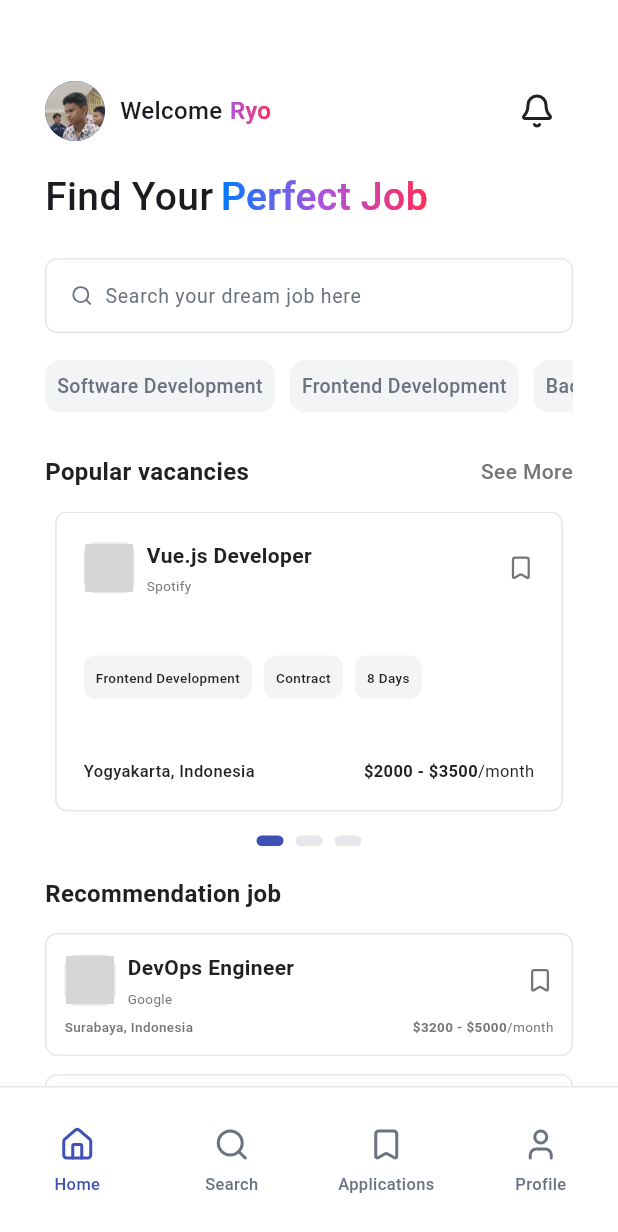
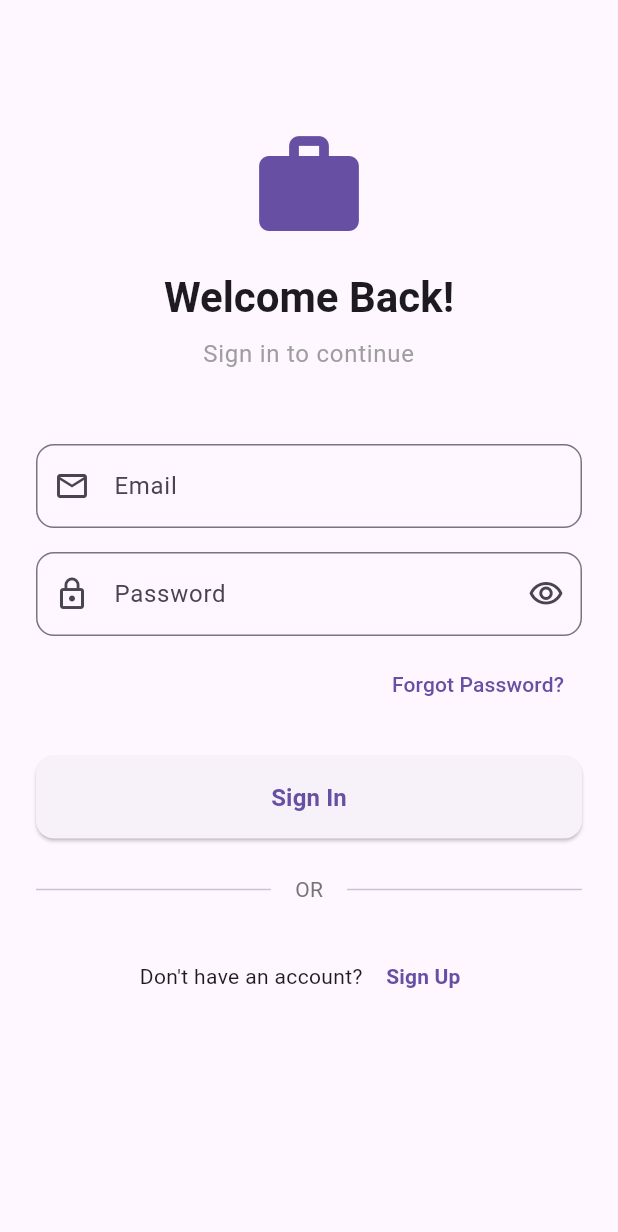
Before and after one commit to RyoHariyono/JobHub_JobSeeker_UKK, a Flutter app: the screen it shows after launch, on a phone screen of 412 x 824 dp. Shown: the top 1232 px of the screen. Run offline on Flutter 3.47's test engine with Material 3 defaults, Android fonts, the phone set to English and light mode, and no system bars; our stand-ins replace card_loading, file_picker, go_router, lucide_icons_flutter, supabase_flutter, toastification; missing offline and left inert: dashed_border; accounts and stored records are empty; grey boxes are pictures that could not be loaded.

Commit message:
feat: :sparkles: Auth create
Creating auth page and system

```diff
--- /dev/null
+++ b/lib/data/services/auth_service.dart
@@ -0,0 +1,98 @@
+import 'package:supabase_flutter/supabase_flutter.dart';
+
+class AuthService {
+  final SupabaseClient _supabase = Supabase.instance.client;
+
+  // Get current user
+  User? get currentUser => _supabase.auth.currentUser;
+
+  // Check if user is logged in
+  bool get isLoggedIn => currentUser != null;
+
+  // Get auth state stream
+  Stream<AuthState> get authStateChanges => _supabase.auth.onAuthStateChange;
+
+  // Sign up with email and password
+  Future<AuthResponse> signUp({
+    required String email,
+    required String password,
+    required String fullName,
+  }) async {
+    try {
+      // Sign up dengan auto confirm (bypass email verification untuk development)
+      final response = await _supabase.auth.signUp(
+        email: email,
+        password: password,
+        emailRedirectTo: null,
+        data: {'full_name': fullName},
+      );
+
+      // Wait a bit untuk auth session ter-setup
+      await Future.delayed(const Duration(milliseconds: 500));
+
+      // Create user profile in database (sekarang auth session sudah active)
+      if (response.user != null) {
+        try {
+          await _supabase.from('users').insert({
+            'id': response.user!.id,
+            'email': email,
+            'full_name': fullName,
+          });
+        } catch (dbError) {
+          // If profile creation fails, cleanup auth user
+          print('Profile creation error: $dbError');
+          // User sudah dibuat di auth, tapi profile gagal
+          // Biarkan saja, nanti bisa dibuat manual atau di sync
+        }
+      }
+
+      return response;
+    } catch (e) {
+      rethrow;
+    }
+  }
+
+  // Sign in with email and password
+  Future<AuthResponse> signIn({
+    required String email,
+    required String password,
+  }) async {
+    try {
+      return await _supabase.auth.signInWithPassword(
+        email: email,
+        password: password,
+      );
+    } catch (e) {
+      rethrow;
+    }
+  }
+
+  // Sign out
+  Future<void> signOut() async {
+    try {
+      await _supabase.auth.signOut();
+    } catch (e) {
+      rethrow;
+    }
+  }
+
+  // Reset password
+  Future<void> resetPassword(String email) async {
+    try {
+      await _supabase.auth.resetPasswordForEmail(email);
+    } catch (e) {
+      rethrow;
+    }
+  }
+
+  // Update password
+  Future<UserResponse> updatePassword(String newPassword) async {
+    try {
+      return await _supabase.auth.updateUser(
+        UserAttributes(password: newPassword),
+      );
+    } catch (e) {
+      rethrow;
+    }
+  }
+}
--- /dev/null
+++ b/lib/features/auth/login_page.dart
@@ -0,0 +1,231 @@
+import 'package:flutter/material.dart';
+import 'package:go_router/go_router.dart';
+import 'package:jobhub_jobseeker_ukk/data/services/auth_service.dart';
+
+class LoginPage extends StatefulWidget {
+  const LoginPage({super.key});
+
+  @override
+  State<LoginPage> createState() => _LoginPageState();
+}
+
+class _LoginPageState extends State<LoginPage> {
+  final _formKey = GlobalKey<FormState>();
+  final _emailController = TextEditingController();
+  final _passwordController = TextEditingController();
+  final AuthService _authService = AuthService();
+
+  bool _isLoading = false;
+  bool _obscurePassword = true;
+
+  @override
+  void dispose() {
+    _emailController.dispose();
+    _passwordController.dispose();
+    super.dispose();
+  }
+
+  Future<void> _handleLogin() async {
+    if (!_formKey.currentState!.validate()) return;
+
+    setState(() => _isLoading = true);
+
+    try {
+      await _authService.signIn(
+        email: _emailController.text.trim(),
+        password: _passwordController.text,
+      );
+
+      if (!mounted) return;
+
+      // Navigate to home
+      context.go('/');
+    } catch (e) {
+      if (!mounted) return;
+
+      ScaffoldMessenger.of(context).showSnackBar(
+        SnackBar(
+          content: Text('Login failed: ${e.toString()}'),
+          backgroundColor: Colors.red,
+        ),
+      );
+    } finally {
+      if (mounted) {
+        setState(() => _isLoading = false);
+      }
+    }
+  }
+
+  @override
+  Widget build(BuildContext context) {
+    return Scaffold(
+      body: SafeArea(
+        child: SingleChildScrollView(
+          padding: const EdgeInsets.all(24.0),
+          child: Form(
+            key: _formKey,
+            child: Column(
+              crossAxisAlignment: CrossAxisAlignment.stretch,
+              children: [
+                const SizedBox(height: 60),
+                // Logo
+                Icon(
+                  Icons.work_rounded,
+                  size: 80,
+                  color: Theme.of(context).primaryColor,
+                ),
+                const SizedBox(height: 16),
+                // Title
+                Text(
+                  'Welcome Back!',
+                  style: Theme.of(context).textTheme.headlineMedium?.copyWith(
+                    fontWeight: FontWeight.bold,
+                  ),
+                  textAlign: TextAlign.center,
+                ),
+                const SizedBox(height: 8),
+                Text(
+                  'Sign in to continue',
+                  style: Theme.of(
+                    context,
+                  ).textTheme.bodyLarge?.copyWith(color: Colors.grey),
+                  textAlign: TextAlign.center,
+                ),
+                const SizedBox(height: 48),
+                // Email Field
+                TextFormField(
+                  controller: _emailController,
+                  keyboardType: TextInputType.emailAddress,
+                  decoration: InputDecoration(
+                    labelText: 'Email',
+                    hintText: 'Enter your email',
+                    prefixIcon: const Icon(Icons.email_outlined),
+                    border: OutlineInputBorder(
+                      borderRadius: BorderRadius.circular(12),
+                    ),
+                  ),
+                  validator: (value) {
+                    if (value == null || value.isEmpty) {
+                      return 'Please enter your email';
+                    }
+                    if (!value.contains('@')) {
+                      return 'Please enter a valid email';
+                    }
+                    return null;
+                  },
+                ),
+                const SizedBox(height: 16),
+                // Password Field
+                TextFormField(
+                  controller: _passwordController,
+                  obscureText: _obscurePassword,
+                  decoration: InputDecoration(
+                    labelText: 'Password',
+                    hintText: 'Enter your password',
+                    prefixIcon: const Icon(Icons.lock_outline),
+                    suffixIcon: IconButton(
+                      icon: Icon(
+                        _obscurePassword
+                            ? Icons.visibility_outlined
+                            : Icons.visibility_off_outlined,
+                      ),
+                      onPressed: () {
+                        setState(() => _obscurePassword = !_obscurePassword);
+                      },
+                    ),
+                    border: OutlineInputBorder(
+                      borderRadius: BorderRadius.circular(12),
+                    ),
+                  ),
+                  validator: (value) {
+                    if (value == null || value.isEmpty) {
+                      return 'Please enter your password';
+                    }
+                    if (value.length < 6) {
+                      return 'Password must be at least 6 characters';
+                    }
+                    return null;
+                  },
+                ),
+                const SizedBox(height: 8),
+                // Forgot Password
+                Align(
+                  alignment: Alignment.centerRight,
+                  child: TextButton(
+                    onPressed: () {
+                      // TODO: Implement forgot password
+                      ScaffoldMessenger.of(context).showSnackBar(
+                        const SnackBar(
+                          content: Text('Forgot password feature coming soon'),
+                        ),
+                      );
+                    },
+                    child: const Text('Forgot Password?'),
+                  ),
+                ),
+                const SizedBox(height: 24),
+                // Login Button
+                ElevatedButton(
+                  onPressed: _isLoading ? null : _handleLogin,
+                  style: ElevatedButton.styleFrom(
+                    padding: const EdgeInsets.symmetric(vertical: 16),
+                    shape: RoundedRectangleBorder(
+                      borderRadius: BorderRadius.circular(12),
+                    ),
+                  ),
+                  child:
+                      _isLoading
+                          ? const SizedBox(
+                            height: 20,
+                            width: 20,
+                            child: CircularProgressIndicator(
+                              strokeWidth: 2,
+                              color: Colors.white,
+                            ),
+                          )
+                          : const Text(
+                            'Sign In',
+                            style: TextStyle(
+                              fontSize: 16,
+                              fontWeight: FontWeight.bold,
+                            ),
+                          ),
+                ),
+                const SizedBox(height: 24),
+                // Divider
+                Row(
+                  children: [
+                    const Expanded(child: Divider()),
+                    Padding(
+                      padding: const EdgeInsets.symmetric(horizontal: 16),
+                      child: Text(
+                        'OR',
+                        style: TextStyle(color: Colors.grey[600]),
+                      ),
+                    ),
+                    const Expanded(child: Divider()),
+                  ],
+                ),
+                const SizedBox(height: 24),
+                // Sign Up Link
+                Row(
+                  mainAxisAlignment: MainAxisAlignment.center,
+                  children: [
+                    const Text("Don't have an account? "),
+                    TextButton(
+                      onPressed: () => context.go('/signup'),
+                      child: const Text(
+                        'Sign Up',
+                        style: TextStyle(fontWeight: FontWeight.bold),
+                      ),
+                    ),
+                  ],
+                ),
+              ],
+            ),
+          ),
+        ),
+      ),
+    );
+  }
+}
--- a/lib/main.dart
+++ b/lib/main.dart
@@ -4,11 +4,14 @@ import 'package:jobhub_jobseeker_ukk/routing/app_router.dart';
 import 'package:supabase_flutter/supabase_flutter.dart';
 
 void main() async {
+  WidgetsFlutterBinding.ensureInitialized();
+
   await Supabase.initialize(
     url: 'https://ejijsjnswpsdtgapzade.supabase.co',
     anonKey:
         'eyJhbGciOiJIUzI1NiIsInR5cCI6IkpXVCJ9.eyJpc3MiOiJzdXBhYmFzZSIsInJlZiI6ImVqaWpzam5zd3BzZHRnYXB6YWRlIiwicm9sZSI6ImFub24iLCJpYXQiOjE3NjI5ODQ5MjMsImV4cCI6MjA3ODU2MDkyM30.clTEVnjN61a2Qugd8Bi0i5WHgaCYdhYLvBQ90AVfMl0',
   );
+
   runApp(const JobHubApp());
 }
 
--- a/lib/routing/app_router.dart
+++ b/lib/routing/app_router.dart
@@ -19,12 +19,33 @@ import 'package:jobhub_jobseeker_ukk/app/modules/search/search_page.dart';
 import 'package:jobhub_jobseeker_ukk/core/theme/app_color.dart';
 import 'package:jobhub_jobseeker_ukk/data/models/job.dart';
 import 'package:jobhub_jobseeker_ukk/data/models/company.dart';
+import 'package:jobhub_jobseeker_ukk/features/auth/splash_page.dart';
+import 'package:jobhub_jobseeker_ukk/features/auth/login_page.dart';
+import 'package:jobhub_jobseeker_ukk/features/auth/signup_page.dart';
 import 'package:lucide_icons_flutter/lucide_icons.dart';
 
 class AppRouter {
   static final GoRouter router = GoRouter(
-    initialLocation: '/',
+    initialLocation: '/splash',
     routes: [
+      // Splash Screen
+      GoRoute(
+        path: '/splash',
+        name: 'splash',
+        builder: (context, state) => const SplashPage(),
+      ),
+      // Login Page
+      GoRoute(
+        path: '/login',
+        name: 'login',
+        builder: (context, state) => const LoginPage(),
+      ),
+      // Sign Up Page
+      GoRoute(
+        path: '/signup',
+        name: 'signup',
+        builder: (context, state) => const SignUpPage(),
+      ),
       // Bottom Navigation Shell
       StatefulShellRoute.indexedStack(
         builder: (context, state, navigationShell) {
```
Also changed, not shown: lib/app/modules/profile/log_out_page.dart (+21 -2 lines), lib/features/auth/signup_page.dart (added, +280 -0 lines), lib/features/auth/splash_page.dart (added, +80 -0 lines), 2 other files.
